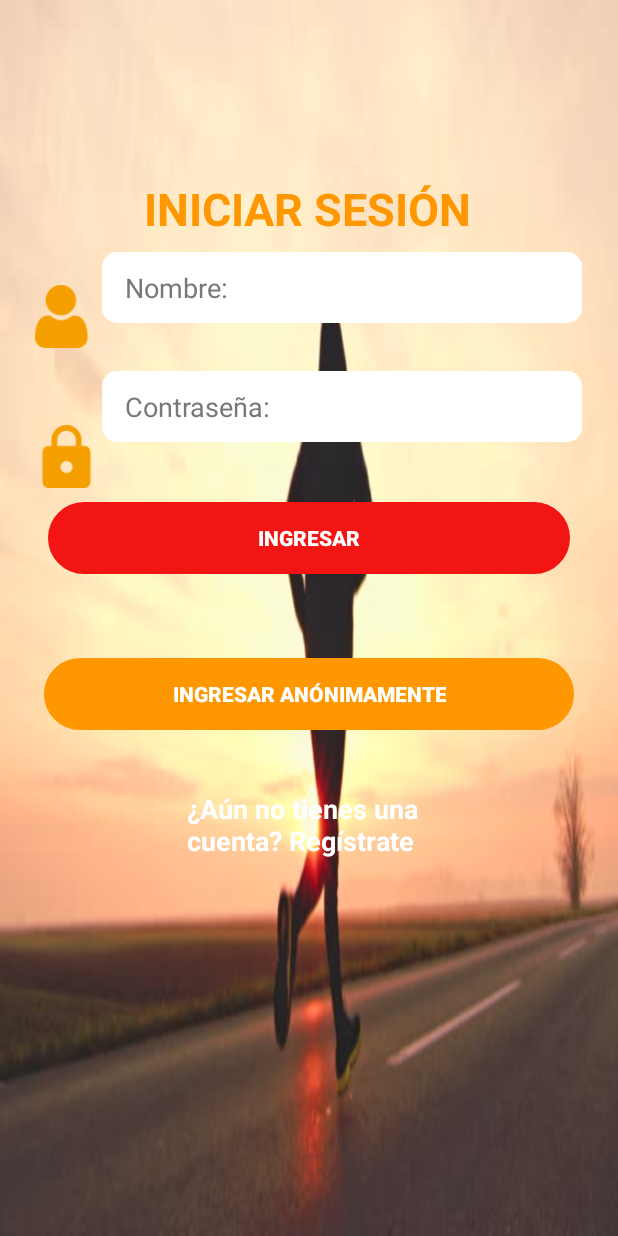
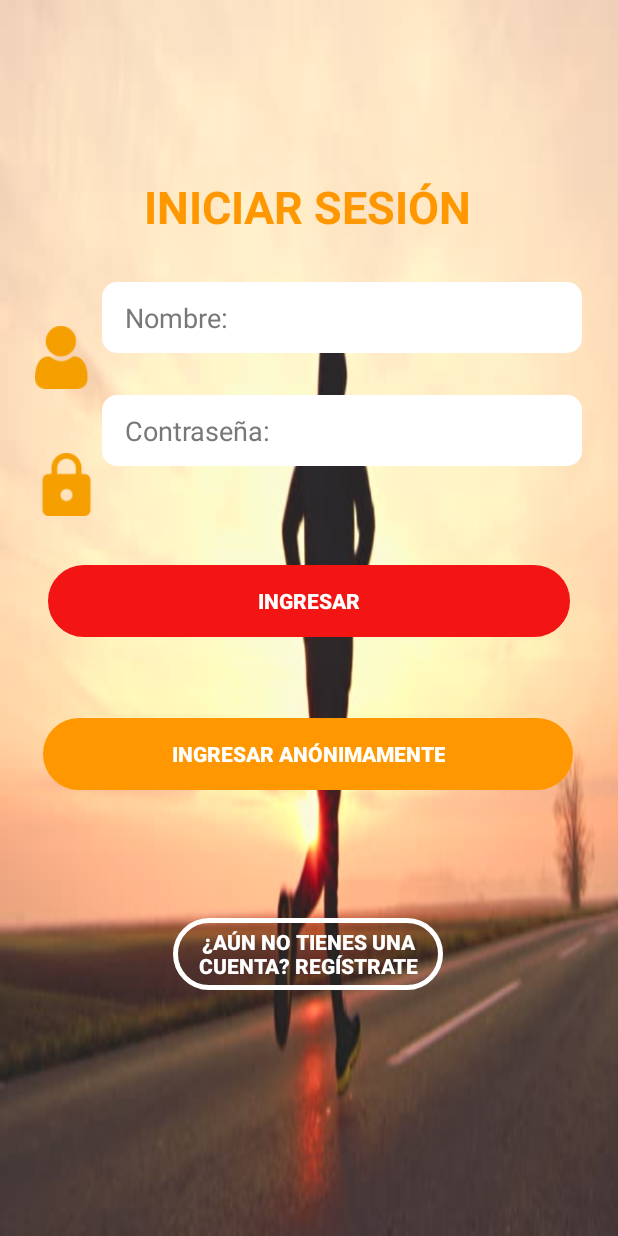
Before and after one commit to KevinCcorimanya/ProyectoFinal-IDNP, an Android app: the layout activity_login.xml on its own in the app's theme, with its tools: preview values and no code run, on a phone screen of 412 x 824 dp. Run offline under Robolectric (Android 15) with nearby library versions, the light colour scheme and no system bars.

Commit message:
boton para ir a registro

```diff
--- a/app/src/main/res/layout/activity_login.xml
+++ b/app/src/main/res/layout/activity_login.xml
@@ -11,27 +11,27 @@
         android:id="@+id/imageView5"
         android:layout_width="47dp"
         android:layout_height="42dp"
+        android:contentDescription="@string/clave"
         app:layout_constraintBottom_toBottomOf="parent"
         app:layout_constraintEnd_toStartOf="@+id/campoNombre"
         app:layout_constraintHorizontal_bias="1.0"
         app:layout_constraintStart_toStartOf="parent"
         app:layout_constraintTop_toTopOf="parent"
-        app:layout_constraintVertical_bias="0.362"
-        app:srcCompat="@drawable/lock"
-        android:contentDescription="@string/clave" />
+        app:layout_constraintVertical_bias="0.386"
+        app:srcCompat="@drawable/lock" />
 
     <ImageView
         android:id="@+id/imageView4"
         android:layout_width="47dp"
         android:layout_height="42dp"
+        android:contentDescription="@string/cuenta"
         app:layout_constraintBottom_toBottomOf="parent"
         app:layout_constraintEnd_toStartOf="@+id/campoCorreo"
         app:layout_constraintHorizontal_bias="1.0"
         app:layout_constraintStart_toStartOf="parent"
         app:layout_constraintTop_toTopOf="parent"
-        app:layout_constraintVertical_bias="0.243"
-        app:srcCompat="@drawable/user"
-        android:contentDescription="@string/cuenta" />
+        app:layout_constraintVertical_bias="0.278"
+        app:srcCompat="@drawable/user" />
 
     <TextView
         android:id="@+id/textView"
@@ -46,14 +46,14 @@
         app:layout_constraintHorizontal_bias="0.497"
         app:layout_constraintStart_toStartOf="parent"
         app:layout_constraintTop_toTopOf="parent"
-        app:layout_constraintVertical_bias="0.93" />
+        app:layout_constraintVertical_bias="0.797" />
 
     <EditText
         android:id="@+id/campoCorreo"
         android:layout_width="0dp"
         android:layout_height="wrap_content"
         android:layout_marginStart="68dp"
-        android:layout_marginTop="168dp"
+        android:layout_marginTop="188dp"
         android:layout_marginEnd="24dp"
         android:autofillHints=""
         android:background="@drawable/borde"
@@ -67,6 +67,7 @@
         android:selectAllOnFocus="true"
         android:textColorHint="#787878"
         app:layout_constraintEnd_toEndOf="parent"
+        app:layout_constraintHorizontal_bias="1.0"
         app:layout_constraintStart_toStartOf="parent"
         app:layout_constraintTop_toTopOf="parent" />
 
@@ -75,7 +76,7 @@
         android:layout_width="0dp"
         android:layout_height="wrap_content"
         android:layout_marginStart="68dp"
-        android:layout_marginTop="32dp"
+        android:layout_marginTop="28dp"
         android:layout_marginEnd="24dp"
         android:autofillHints=""
         android:background="@drawable/borde"
@@ -92,6 +93,7 @@
         android:textColorHighlight="#FFFFFF"
         android:textColorHint="#787878"
         app:layout_constraintEnd_toEndOf="parent"
+        app:layout_constraintHorizontal_bias="0.0"
         app:layout_constraintStart_toStartOf="parent"
         app:layout_constraintTop_toBottomOf="@+id/campoCorreo" />
 
@@ -116,7 +118,7 @@
         app:layout_constraintEnd_toEndOf="parent"
         app:layout_constraintStart_toStartOf="parent"
         app:layout_constraintTop_toBottomOf="@+id/campoNombre"
-        app:layout_constraintVertical_bias="0.06" />
+        app:layout_constraintVertical_bias="0.13" />
 
     <Button
         android:id="@+id/login3"
@@ -137,9 +139,10 @@
         android:textStyle="bold"
         app:layout_constraintBottom_toBottomOf="parent"
         app:layout_constraintEnd_toEndOf="parent"
+        app:layout_constraintHorizontal_bias="0.526"
         app:layout_constraintStart_toStartOf="parent"
         app:layout_constraintTop_toBottomOf="@+id/campoNombre"
-        app:layout_constraintVertical_bias="0.319" />
+        app:layout_constraintVertical_bias="0.395" />
 
     <ProgressBar
         android:id="@+id/loading"
@@ -157,18 +160,19 @@
         app:layout_constraintTop_toTopOf="parent"
         app:layout_constraintVertical_bias="0.3" />
 
-    <TextView
-        android:id="@+id/textView2"
-        android:layout_width="163dp"
-        android:layout_height="52dp"
+    <Button
+        android:id="@+id/button"
+        android:layout_width="180dp"
+        android:layout_height="wrap_content"
+        android:background="@drawable/btn_uno"
         android:text="@string/a_n_no_tienes_una_cuenta_reg_strate"
         android:textColor="#FFFFFF"
-        android:textSize="18sp"
         android:textStyle="bold"
         app:layout_constraintBottom_toBottomOf="parent"
         app:layout_constraintEnd_toEndOf="parent"
+        app:layout_constraintHorizontal_bias="0.497"
         app:layout_constraintStart_toStartOf="parent"
-        app:layout_constraintTop_toBottomOf="@+id/login3"
-        app:layout_constraintVertical_bias="0.14" />
+        app:layout_constraintTop_toTopOf="parent"
+        app:layout_constraintVertical_bias="0.789" />
 
 </androidx.constraintlayout.widget.ConstraintLayout>
```
